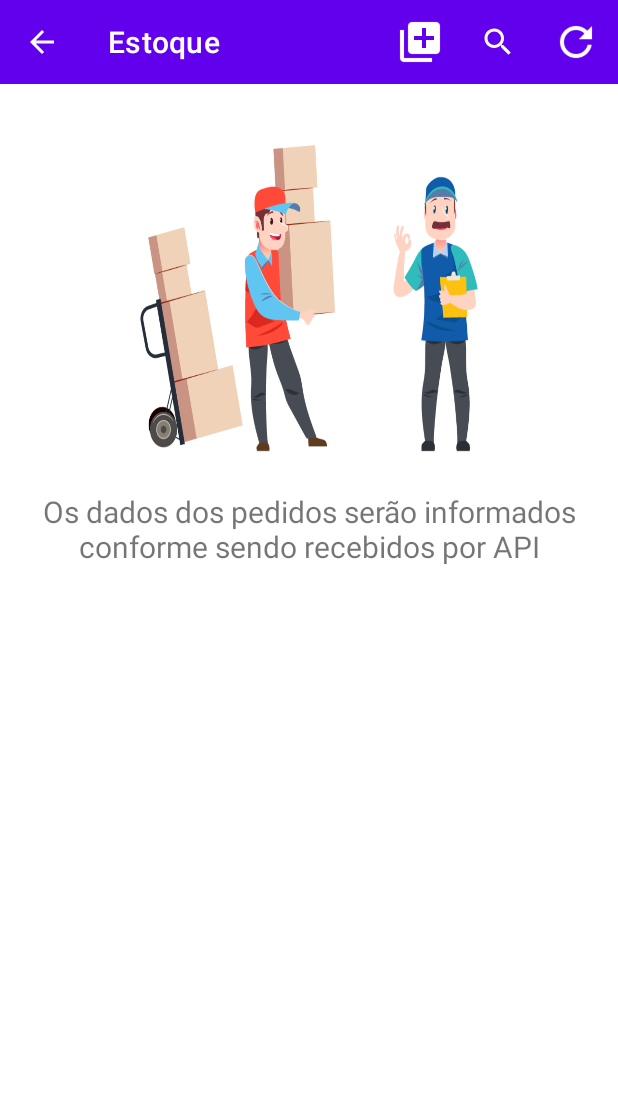
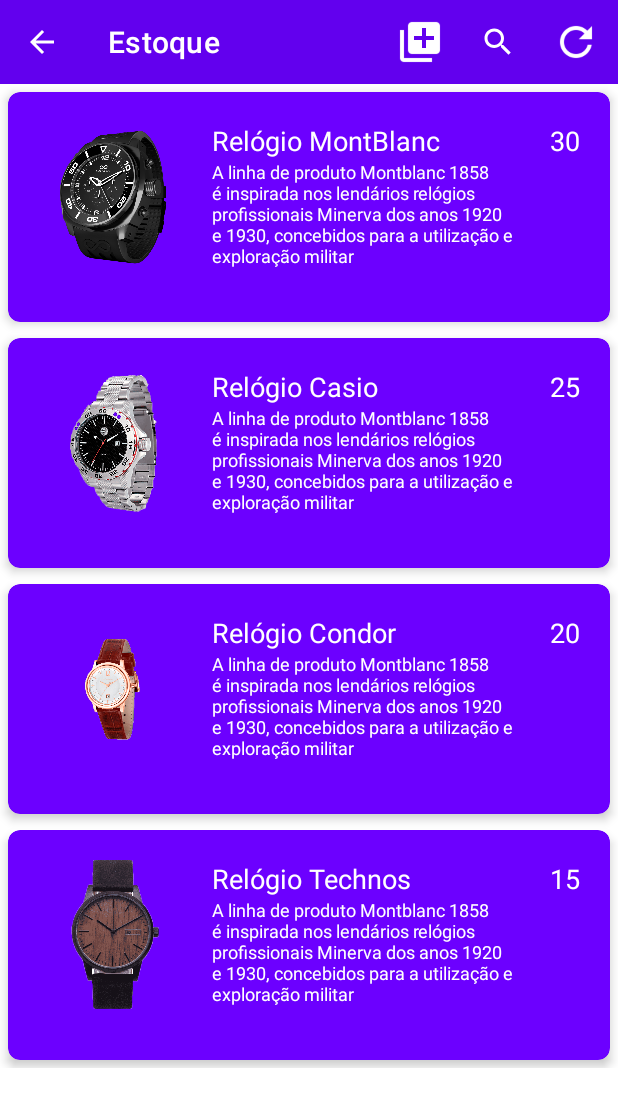
Before and after one commit to RichardAraujo7/ToComFome, an Android app: the EstoqueActivity screen opened directly, with no data from a screen before it, on a phone screen of 412 x 824 dp. Shown: the top 1107 px of the screen. Run offline under Robolectric (Android 15) with nearby library versions, the phone set to English and light mode, and no system bars.

Commit message:
Primeira parte da ac3

```diff
--- /dev/null
+++ b/app/src/main/java/com/example/constrastoque/common/ContrastoqueTextView.kt
@@ -0,0 +1,15 @@
+package com.example.constrastoque.common
+
+import android.text.Html
+import android.text.Spanned
+import android.widget.TextView
+
+fun TextView.setHTML(html: String) {
+    text = html.asHTML()
+}
+
+fun String.asHTML(): Spanned =
+    Html.fromHtml(
+        this,
+        Html.FROM_HTML_MODE_LEGACY
+    )
--- /dev/null
+++ b/app/src/main/java/com/example/constrastoque/component/adapter/EstoqueRecyclerViewAdapter.kt
@@ -0,0 +1,38 @@
+package com.example.constrastoque.component.adapter
+
+import android.view.LayoutInflater
+import android.view.View
+import android.view.ViewGroup
+import android.widget.ImageView
+import android.widget.TextView
+import androidx.recyclerview.widget.RecyclerView
+import com.example.constrastoque.R
+import com.example.constrastoque.component.model.EstoqueModel
+
+class EstoqueRecyclerViewAdapter(val list: MutableList<EstoqueModel>): RecyclerView.Adapter<ExtraViewHolder>() {
+    override fun onCreateViewHolder(parent: ViewGroup, viewType: Int): ExtraViewHolder {
+        val view = LayoutInflater.from(parent.context).inflate((R.layout.item_estoque_model_type), parent, false)
+        return ExtraViewHolder(view)
+    }
+
+    override fun onBindViewHolder(holder: ExtraViewHolder, position: Int) {
+        val currentItem = list[position]
+        holder.bindComponents(list[position])
+    }
+
+    override fun getItemCount() = list.size
+}
+
+class ExtraViewHolder(itemView: View) : RecyclerView.ViewHolder(itemView) {
+    private val stockImage: ImageView = itemView.findViewById(R.id.acivStockImage)
+    private val stockName: TextView = itemView.findViewById(R.id.tvStockTitle)
+    private val stockDescription: TextView = itemView.findViewById(R.id.tvStockDescription)
+    private val stockAmount: TextView = itemView.findViewById(R.id.tvStockAmount)
+
+    fun bindComponents(item: EstoqueModel) {
+        stockName.text = item.name
+        stockDescription.text = item.description
+        stockAmount.text = item.amount.toString()
+        stockImage.setImageResource(item.image)
+    }
+}
--- /dev/null
+++ b/app/src/main/java/com/example/constrastoque/component/model/EstoqueFactory.kt
@@ -0,0 +1,15 @@
+package com.example.constrastoque.component.model
+
+import android.content.Context
+import com.example.constrastoque.R
+
+object EstoqueFactory {
+    fun createList(context: Context): MutableList<EstoqueModel> {
+        val list: MutableList<EstoqueModel> = mutableListOf()
+        list.add(EstoqueModel(R.drawable.relogio_icon_1, context.getString(R.string.texto_relogio_nome_1), context.getString(R.string.texto_relogio_desc), 30))
+        list.add(EstoqueModel(R.drawable.relogio_icon_2, context.getString(R.string.texto_relogio_nome_2), context.getString(R.string.texto_relogio_desc), 25))
+        list.add(EstoqueModel(R.drawable.relogio_icon_3, context.getString(R.string.texto_relogio_nome_3), context.getString(R.string.texto_relogio_desc), 20))
+        list.add(EstoqueModel(R.drawable.relogio_icon_4, context.getString(R.string.texto_relogio_nome_4), context.getString(R.string.texto_relogio_desc), 15))
+        return list
+    }
+}
--- /dev/null
+++ b/app/src/main/java/com/example/constrastoque/component/model/EstoqueModel.kt
@@ -0,0 +1,8 @@
+package com.example.constrastoque.component.model
+
+class EstoqueModel (
+    val image: Int,
+    val name: String,
+    val description: String,
+    val amount: Int
+    )
--- /dev/null
+++ b/app/src/main/java/com/example/constrastoque/component/model/ImagesEnum.java
@@ -0,0 +1,36 @@
+package com.example.constrastoque.component.model;
+
+import com.example.constrastoque.R;
+
+public enum ImagesEnum {
+
+    IMAGE_ONE(R.drawable.relogio_icon_1),
+
+    DEFAULT(R.drawable.relogio_icon_1);
+
+
+    private int resImage;
+
+    public int getResImage() {
+        return resImage;
+    }
+
+    public static ImagesEnum validImageEnum(String image) {
+        ImagesEnum imagesEnum;
+        try {
+            imagesEnum = ImagesEnum.valueOf(image.toUpperCase());
+        } catch (Exception e) {
+            imagesEnum = DEFAULT;
+        }
+        return imagesEnum;
+    }
+
+    ImagesEnum(int ic) {
+        this.resImage = ic;
+    }
+
+    @Override
+    public String toString() {
+        return super.toString();
+    }
+}
--- /dev/null
+++ b/app/src/main/java/com/example/constrastoque/component/view/EstoqueList.kt
@@ -0,0 +1,46 @@
+package com.example.constrastoque.component.view
+
+import android.content.Context
+import android.util.AttributeSet
+import android.view.View
+import androidx.constraintlayout.widget.ConstraintLayout
+import androidx.core.view.ViewCompat.getAccessibilityDelegate
+import androidx.recyclerview.widget.LinearLayoutManager
+import androidx.recyclerview.widget.RecyclerView
+import com.example.constrastoque.R
+import com.example.constrastoque.component.adapter.EstoqueRecyclerViewAdapter
+import com.example.constrastoque.component.model.EstoqueModel
+
+class EstoqueList @JvmOverloads constructor(
+    context: Context, attrs: AttributeSet? = null, defStyleAttr: Int = 0
+) : ConstraintLayout(context, attrs, defStyleAttr) {
+
+    private lateinit var list: MutableList<EstoqueModel>
+    private var rvStockLimit: RecyclerView
+    private lateinit var adapter: EstoqueRecyclerViewAdapter
+
+    init {
+        View.inflate(context, R.layout.item_estoque_recycler_view_list, this)
+        rvStockLimit = findViewById(R.id.rvEelList)
+
+        getAccessibilityDelegate(rvStockLimit)
+    }
+
+    private fun initValues() {
+        val layoutManager = LinearLayoutManager(context,
+            LinearLayoutManager.VERTICAL, false)
+
+        adapter = EstoqueRecyclerViewAdapter(list)
+        rvStockLimit.adapter = adapter
+
+        rvStockLimit.isNestedScrollingEnabled = false
+        rvStockLimit.setHasFixedSize(true)
+        rvStockLimit.layoutManager = layoutManager
+    }
+
+    fun setStockList(list: MutableList<EstoqueModel>) {
+        this.list = list
+        initValues()
+    }
+
+}
--- a/app/src/main/java/com/example/constrastoque/view/EstoqueActivity.kt
+++ b/app/src/main/java/com/example/constrastoque/view/EstoqueActivity.kt
@@ -2,6 +2,7 @@
 
 import android.content.Context
 import android.content.Intent
+import android.opengl.Visibility
 import androidx.appcompat.app.AppCompatActivity
 import android.os.Bundle
 import android.os.Handler
@@ -9,22 +10,50 @@
 import android.view.Menu
 import android.view.MenuItem
 import android.view.View
+import android.view.View.GONE
+import android.webkit.RenderProcessGoneDetail
+import android.widget.FrameLayout
 import android.widget.Toast
 import androidx.appcompat.widget.SearchView
 import androidx.appcompat.widget.Toolbar
+import androidx.core.view.isVisible
 import com.example.constrastoque.R
+import com.example.constrastoque.component.model.EstoqueFactory
+import com.example.constrastoque.component.view.EstoqueList
 import kotlinx.android.synthetic.main.activity_estoque.*
 
 import kotlinx.android.synthetic.main.activity_main.toolbar_estoque_activity
 
 class EstoqueActivity : AppCompatActivity() {
     private val context: Context get() = this
+    private var ivImageReports: FrameLayout? = null
+    private lateinit var estoqueLimit: EstoqueList
     override fun onCreate(savedInstanceState: Bundle?) {
         super.onCreate(savedInstanceState)
         setContentView(R.layout.activity_estoque)
         setSupportActionBar(toolbar_estoque_activity as Toolbar?)
         supportActionBar?.title = "Estoque"
         supportActionBar?.setDisplayHomeAsUpEnabled(true)
+
+        init()
+    }
+
+    private fun init() {
+        findIds()
+        initialViews()
+    }
+
+    private fun findIds() {
+        ivImageReports = findViewById(R.id.ivImageReports)
+        estoqueLimit = findViewById(R.id.rvEstoqueList)
+    }
+
+    private fun initialViews() {
+        if (ivImageReports?.isVisible == true) {
+            rvEstoqueList.visibility = GONE
+        }
+
+        initInfoList()
     }
 
     override fun onCreateOptionsMenu(menu: Menu?): Boolean {
@@ -65,4 +94,12 @@
         }
         return super.onOptionsItemSelected(item)
     }
+
+    private fun initInfoList() {
+        estoqueLimit.setStockList(
+            EstoqueFactory.createList(
+                context
+            )
+        )
+    }
 }
--- a/app/src/main/res/layout/activity_estoque.xml
+++ b/app/src/main/res/layout/activity_estoque.xml
@@ -9,48 +9,86 @@
     <include
         android:id="@+id/toolbar_estoque_activity"
         layout="@layout/toolbar"
-        app:layout_constraintTop_toTopOf="parent"
+        app:layout_constraintEnd_toEndOf="parent"
         app:layout_constraintStart_toStartOf="parent"
+        app:layout_constraintTop_toTopOf="parent" />
+
+    <androidx.core.widget.NestedScrollView
+        android:layout_width="match_parent"
+        android:layout_height="0dp"
+        app:layout_constraintBottom_toBottomOf="parent"
         app:layout_constraintEnd_toEndOf="parent"
-        />
+        app:layout_constraintHorizontal_bias="0.0"
+        app:layout_constraintTop_toBottomOf="@+id/toolbar_estoque_activity"
+        app:layout_constraintVertical_bias="0.0">
+
+        <androidx.constraintlayout.widget.ConstraintLayout
+            android:id="@+id/clConstraintContainer"
+            android:layout_width="match_parent"
+            android:layout_height="wrap_content">
+
+            <androidx.constraintlayout.widget.ConstraintLayout
+                android:id="@+id/clConstraintContent"
+                android:layout_width="match_parent"
+                android:layout_height="wrap_content"
+                app:layout_constraintEnd_toEndOf="parent"
+                app:layout_constraintStart_toStartOf="parent"
+                app:layout_constraintTop_toTopOf="parent">
 
                 <FrameLayout
                     android:id="@+id/ivImageReports"
                     android:layout_width="225dp"
                     android:layout_height="225dp"
-        android:scaleType="fitCenter"
                     android:layout_marginTop="30dp"
                     android:adjustViewBounds="true"
+                    android:background="@drawable/img_activity_estoque"
+                    android:maxWidth="225dp"
                     android:maxHeight="225dp"
-        android:maxWidth="225dp"
+                    android:scaleType="fitCenter"
+                    android:visibility="gone"
                     app:layout_constraintBottom_toTopOf="@id/tvInformativeStockText"
-        android:background="@drawable/img_activity_estoque"
-        app:layout_constraintTop_toBottomOf="@id/toolbar_estoque_activity"
+                    app:layout_constraintEnd_toEndOf="parent"
                     app:layout_constraintStart_toStartOf="parent"
-        app:layout_constraintEnd_toEndOf="parent"/>
+                    app:layout_constraintTop_toTopOf="parent"/>
 
                 <TextView
                     android:id="@+id/tvInformativeStockText"
                     android:layout_width="wrap_content"
                     android:layout_height="wrap_content"
+                    android:layout_marginStart="32dp"
                     android:layout_marginTop="16dp"
                     android:layout_marginEnd="32dp"
-        android:layout_marginStart="32dp"
+                    android:text="@string/texto_apis_relatorios"
+                    android:textAlignment="center"
+                    android:textSize="20sp"
+                    android:visibility="gone"
+                    app:layout_constraintEnd_toEndOf="parent"
                     app:layout_constraintStart_toStartOf="parent"
+                    app:layout_constraintTop_toBottomOf="@id/ivImageReports" />
+
+                <com.example.constrastoque.component.view.EstoqueList
+                    android:id="@+id/rvEstoqueList"
+                    android:layout_width="match_parent"
+                    android:layout_height="match_parent"
+                    app:layout_constraintBottom_toBottomOf="parent"
                     app:layout_constraintEnd_toEndOf="parent"
-        app:layout_constraintTop_toBottomOf="@id/ivImageReports"
-        android:text="@string/texto_apis_relatorios"
-        android:textSize="20sp"
-        android:textAlignment="center"/>
+                    app:layout_constraintStart_toStartOf="parent"
+                    app:layout_constraintTop_toTopOf="@+id/clConstraintContent"/>
 
                 <ProgressBar
                     android:id="@+id/progressAtualizarEstoque"
                     android:layout_width="match_parent"
                     android:layout_height="wrap_content"
-        android:layout_marginTop="20dp"
+                    android:layout_marginTop="16dp"
                     android:visibility="gone"
+                    android:layout_marginBottom="16dp"
                     app:layout_constraintEnd_toEndOf="parent"
                     app:layout_constraintStart_toStartOf="parent"
-        app:layout_constraintTop_toBottomOf="@id/tvInformativeStockText" />
+                    app:layout_constraintTop_toBottomOf="@id/rvEstoqueList" />
 
             </androidx.constraintlayout.widget.ConstraintLayout>
+        </androidx.constraintlayout.widget.ConstraintLayout>
+    </androidx.core.widget.NestedScrollView>
+
+
+</androidx.constraintlayout.widget.ConstraintLayout>
--- /dev/null
+++ b/app/src/main/res/layout/item_estoque_model_type.xml
@@ -0,0 +1,79 @@
+<?xml version="1.0" encoding="utf-8"?>
+<androidx.cardview.widget.CardView xmlns:android="http://schemas.android.com/apk/res/android"
+    xmlns:app="http://schemas.android.com/apk/res-auto"
+    android:layout_width="match_parent"
+    android:layout_height="wrap_content"
+    android:id="@+id/cardView"
+    android:layout_margin="5dp"
+    app:cardBackgroundColor="@color/purple_ps"
+    app:cardCornerRadius="8dp"
+    app:cardElevation="4dp"
+    app:contentPadding="4dp"
+    >
+
+    <androidx.constraintlayout.widget.ConstraintLayout
+        android:layout_width="match_parent"
+        android:layout_height="wrap_content"
+        android:id="@+id/clContent"
+        android:padding="16dp">
+
+    <androidx.appcompat.widget.AppCompatImageView
+        android:id="@+id/acivStockImage"
+        android:layout_width="100dp"
+        android:layout_height="100dp"
+        android:adjustViewBounds="true"
+        android:src="@drawable/relogio_icon_1"
+        android:scaleType="centerCrop"
+        app:layout_constraintStart_toStartOf="parent"
+        app:layout_constraintTop_toTopOf="parent" />
+
+    <TextView
+        android:id="@+id/tvStockTitle"
+        android:layout_width="wrap_content"
+        android:layout_height="0dp"
+        android:focusable="true"
+        android:textColor="@color/white"
+        android:layout_marginStart="16dp"
+        android:focusableInTouchMode="true"
+        app:layout_constraintHorizontal_chainStyle="spread_inside"
+        android:importantForAccessibility="yes"
+        android:text="@string/action_config"
+        android:textSize="18sp"
+        app:layout_constraintEnd_toStartOf="@+id/tvStockAmount"
+        app:layout_constraintStart_toEndOf="@+id/acivStockImage"
+        app:layout_constraintTop_toTopOf="@+id/acivStockImage" />
+
+    <TextView
+        android:id="@+id/tvStockAmount"
+        android:layout_width="wrap_content"
+        android:textColor="@color/white"
+        android:layout_height="wrap_content"
+        android:focusable="true"
+        android:focusableInTouchMode="true"
+        android:importantForAccessibility="yes"
+        android:text="01"
+        android:textSize="18sp"
+        app:layout_constraintEnd_toEndOf="parent"
+        app:layout_constraintStart_toEndOf="@+id/tvStockTitle"
+        app:layout_constraintTop_toTopOf="@+id/acivStockImage" />
+
+    <TextView
+        android:id="@+id/tvStockDescription"
+        android:layout_width="0dp"
+        android:layout_height="wrap_content"
+        android:layout_marginStart="16dp"
+        android:layout_marginEnd="16dp"
+        android:textColor="@color/white"
+        android:layout_marginBottom="16dp"
+        android:focusable="true"
+        android:focusableInTouchMode="true"
+        android:importantForAccessibility="yes"
+        android:text="@string/texto_apis_estoque"
+        android:textSize="12sp"
+        app:layout_constraintEnd_toEndOf="parent"
+        app:layout_constraintStart_toEndOf="@+id/acivStockImage"
+        app:layout_constraintTop_toBottomOf="@+id/tvStockTitle"
+        app:layout_constraintBottom_toBottomOf="parent"
+        />
+    </androidx.constraintlayout.widget.ConstraintLayout>
+</androidx.cardview.widget.CardView>
--- /dev/null
+++ b/app/src/main/res/layout/item_estoque_recycler_view_list.xml
@@ -0,0 +1,20 @@
+<?xml version="1.0" encoding="utf-8"?>
+<androidx.constraintlayout.widget.ConstraintLayout xmlns:android="http://schemas.android.com/apk/res/android"
+    xmlns:app="http://schemas.android.com/apk/res-auto"
+    xmlns:tools="http://schemas.android.com/tools"
+    android:layout_width="match_parent"
+    android:layout_height="wrap_content"
+    tools:parentTag="com.example.constrastoque.view.EstoqueActivity">
+
+    <androidx.recyclerview.widget.RecyclerView
+        android:id="@+id/rvEelList"
+        android:layout_width="match_parent"
+        android:layout_height="wrap_content"
+        app:layout_constraintEnd_toEndOf="parent"
+        app:layout_constraintStart_toStartOf="parent"
+        app:layout_constraintTop_toTopOf="parent"
+        app:layout_constraintBottom_toBottomOf="parent"
+        tools:itemCount="4"
+        tools:listitem="@layout/item_estoque_model_type" />
+
+</androidx.constraintlayout.widget.ConstraintLayout>
--- a/app/src/main/res/values/strings.xml
+++ b/app/src/main/res/values/strings.xml
@@ -38,4 +38,10 @@
     <string name="main_activity_sair">Sair</string>
     <string name="texto_apis_relatorios">Os dados dos pedidos serão informados conforme sendo recebidos por API</string>
     <string name="texto_apis_estoque">Os dados de estoque serão informados conforme sendo recebidos por API</string>
+    <string name="texto_relogio_desc">A linha de produto Montblanc 1858 é inspirada nos lendários relógios profissionais Minerva dos anos 1920 e 1930, concebidos para a utilização e exploração militar</string>
+    <string name="texto_relogio_nome_1">Relógio MontBlanc</string>
+    <string name="texto_relogio_nome_2">Relógio Casio</string>
+    <string name="texto_relogio_nome_3">Relógio Condor</string>
+    <string name="texto_relogio_nome_4">Relógio Technos</string>
+
 </resources>
```
Also changed, not shown: app/src/main/res/drawable/relogio_icon_1.png (added), app/src/main/res/drawable/relogio_icon_2.png (added), app/src/main/res/drawable/relogio_icon_3.png (added), app/src/main/res/drawable/relogio_icon_4.png (added). Lines whose indentation alone changed are shown as unchanged.
